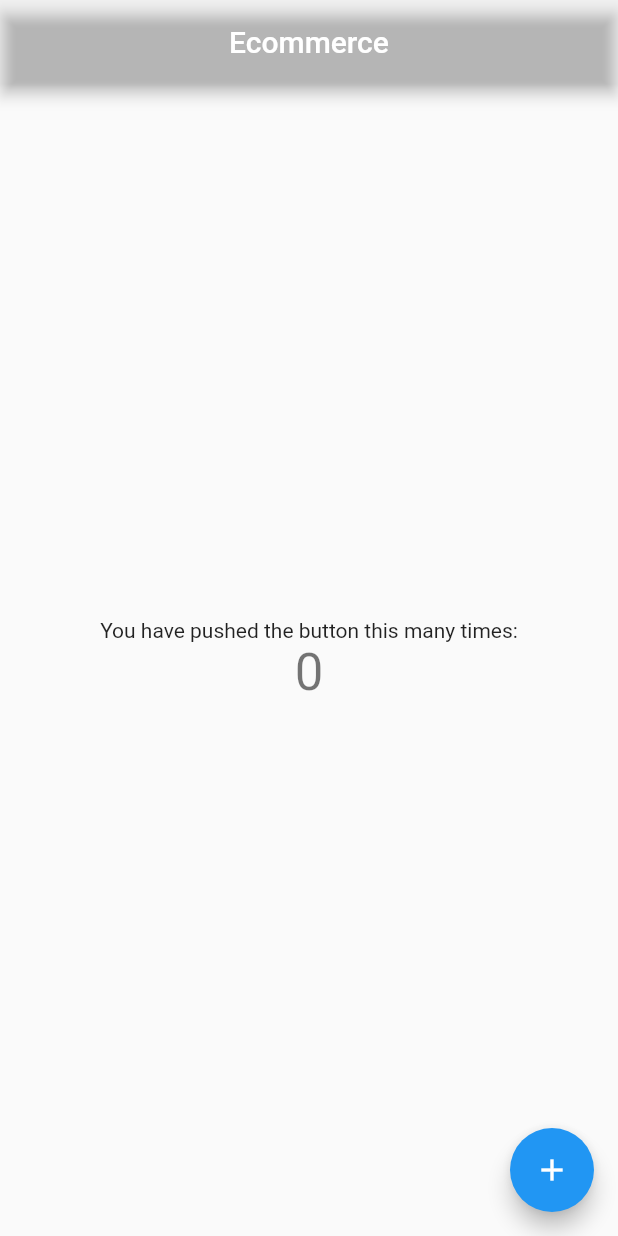
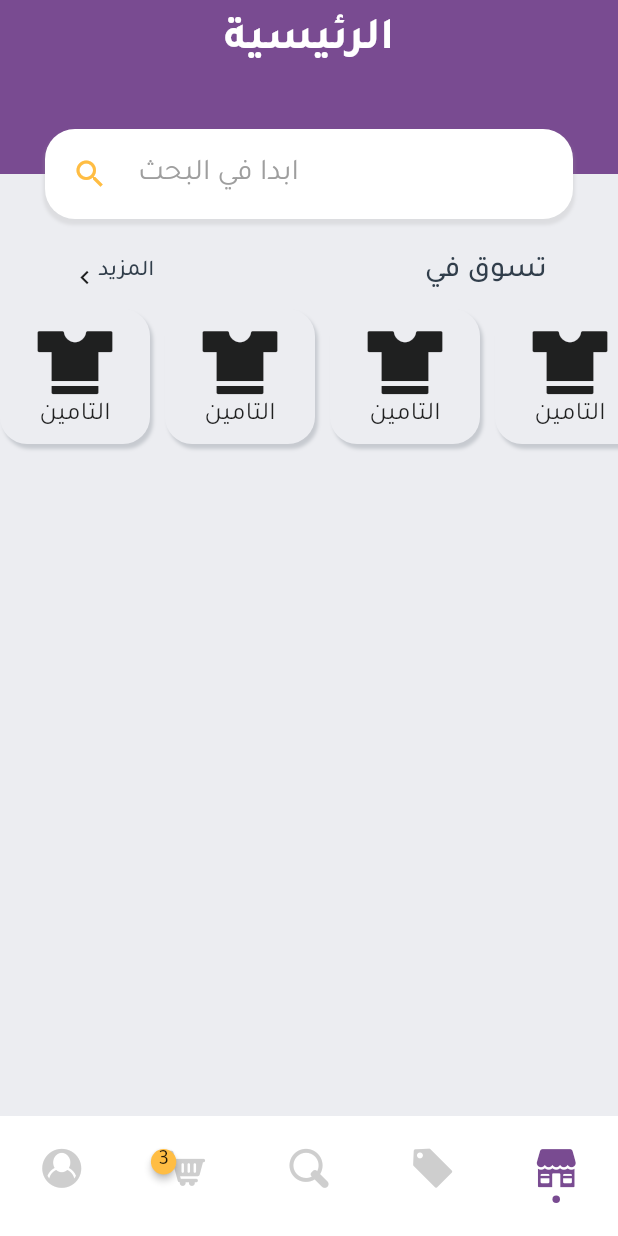
Before and after one commit to saioufe/ecommerce_main, a Flutter app: the screen it shows after launch, on a phone screen of 412 x 824 dp. Run offline on Flutter 3.47's test engine with Material 2 defaults, Android fonts, the phone set to English and light mode, and no system bars; drawn by our look-alikes of badges, persistent_bottom_nav_bar; our stand-ins replace page_transition.

Commit message:
first mac

```diff
--- /dev/null
+++ b/lib/ecommerce_icons_icons.dart
@@ -0,0 +1,74 @@
+/// Flutter icons EcommerceIcons
+/// Copyright (C) 2020 by original authors @ fluttericon.com, fontello.com
+/// This font was generated by FlutterIcon.com, which is derived from Fontello.
+///
+/// To use this font, place it in your fonts/ directory and include the
+/// following in your pubspec.yaml
+///
+/// flutter:
+///   fonts:
+///    - family:  EcommerceIcons
+///      fonts:
+///       - asset: fonts/EcommerceIcons.ttf
+///
+///
+///
+import 'package:flutter/widgets.dart';
+
+class EcommerceIcons {
+  EcommerceIcons._();
+
+  static const _kFontFam = 'EcommerceIcons';
+  static const _kFontPkg = null;
+
+  static const IconData hours24 = IconData(0xe824, fontFamily: _kFontFam, fontPackage: _kFontPkg);
+  static const IconData airplane = IconData(0xe825, fontFamily: _kFontFam, fontPackage: _kFontPkg);
+  static const IconData atm = IconData(0xe826, fontFamily: _kFontFam, fontPackage: _kFontPkg);
+  static const IconData bag = IconData(0xe827, fontFamily: _kFontFam, fontPackage: _kFontPkg);
+  static const IconData balance = IconData(0xe828, fontFamily: _kFontFam, fontPackage: _kFontPkg);
+  static const IconData barcode = IconData(0xe829, fontFamily: _kFontFam, fontPackage: _kFontPkg);
+  static const IconData box_1 = IconData(0xe82a, fontFamily: _kFontFam, fontPackage: _kFontPkg);
+  static const IconData box = IconData(0xe82b, fontFamily: _kFontFam, fontPackage: _kFontPkg);
+  static const IconData browser = IconData(0xe82c, fontFamily: _kFontFam, fontPackage: _kFontPkg);
+  static const IconData calculator_1 = IconData(0xe82d, fontFamily: _kFontFam, fontPackage: _kFontPkg);
+  static const IconData calculator = IconData(0xe82e, fontFamily: _kFontFam, fontPackage: _kFontPkg);
+  static const IconData cash_machine = IconData(0xe82f, fontFamily: _kFontFam, fontPackage: _kFontPkg);
+  static const IconData chat = IconData(0xe830, fontFamily: _kFontFam, fontPackage: _kFontPkg);
+  static const IconData check = IconData(0xe831, fontFamily: _kFontFam, fontPackage: _kFontPkg);
+  static const IconData coin = IconData(0xe832, fontFamily: _kFontFam, fontPackage: _kFontPkg);
+  static const IconData credit_card_1 = IconData(0xe833, fontFamily: _kFontFam, fontPackage: _kFontPkg);
+  static const IconData credit_card_2 = IconData(0xe834, fontFamily: _kFontFam, fontPackage: _kFontPkg);
+  static const IconData credit_card = IconData(0xe835, fontFamily: _kFontFam, fontPackage: _kFontPkg);
+  static const IconData customer_service = IconData(0xe836, fontFamily: _kFontFam, fontPackage: _kFontPkg);
+  static const IconData funnel = IconData(0xe837, fontFamily: _kFontFam, fontPackage: _kFontPkg);
+  static const IconData gift = IconData(0xe838, fontFamily: _kFontFam, fontPackage: _kFontPkg);
+  static const IconData hanger = IconData(0xe839, fontFamily: _kFontFam, fontPackage: _kFontPkg);
+  static const IconData hourglass = IconData(0xe83a, fontFamily: _kFontFam, fontPackage: _kFontPkg);
+  static const IconData info = IconData(0xe83b, fontFamily: _kFontFam, fontPackage: _kFontPkg);
+  static const IconData invoice = IconData(0xe83c, fontFamily: _kFontFam, fontPackage: _kFontPkg);
+  static const IconData magnifying_glass = IconData(0xe83d, fontFamily: _kFontFam, fontPackage: _kFontPkg);
+  static const IconData map = IconData(0xe83e, fontFamily: _kFontFam, fontPackage: _kFontPkg);
+  static const IconData money = IconData(0xe83f, fontFamily: _kFontFam, fontPackage: _kFontPkg);
+  static const IconData motorcycle = IconData(0xe840, fontFamily: _kFontFam, fontPackage: _kFontPkg);
+  static const IconData online_store = IconData(0xe841, fontFamily: _kFontFam, fontPackage: _kFontPkg);
+  static const IconData open = IconData(0xe842, fontFamily: _kFontFam, fontPackage: _kFontPkg);
+  static const IconData package = IconData(0xe843, fontFamily: _kFontFam, fontPackage: _kFontPkg);
+  static const IconData payment_method = IconData(0xe844, fontFamily: _kFontFam, fontPackage: _kFontPkg);
+  static const IconData percentage = IconData(0xe845, fontFamily: _kFontFam, fontPackage: _kFontPkg);
+  static const IconData placeholder = IconData(0xe846, fontFamily: _kFontFam, fontPackage: _kFontPkg);
+  static const IconData purse = IconData(0xe847, fontFamily: _kFontFam, fontPackage: _kFontPkg);
+  static const IconData shirt = IconData(0xe848, fontFamily: _kFontFam, fontPackage: _kFontPkg);
+  static const IconData shop = IconData(0xe849, fontFamily: _kFontFam, fontPackage: _kFontPkg);
+  static const IconData shopping_bag = IconData(0xe84a, fontFamily: _kFontFam, fontPackage: _kFontPkg);
+  static const IconData shopping_basket = IconData(0xe84b, fontFamily: _kFontFam, fontPackage: _kFontPkg);
+  static const IconData shopping_cart = IconData(0xe84c, fontFamily: _kFontFam, fontPackage: _kFontPkg);
+  static const IconData tag = IconData(0xe84d, fontFamily: _kFontFam, fontPackage: _kFontPkg);
+  static const IconData telephone = IconData(0xe84e, fontFamily: _kFontFam, fontPackage: _kFontPkg);
+  static const IconData trolley = IconData(0xe84f, fontFamily: _kFontFam, fontPackage: _kFontPkg);
+  static const IconData truck_1 = IconData(0xe850, fontFamily: _kFontFam, fontPackage: _kFontPkg);
+  static const IconData truck = IconData(0xe851, fontFamily: _kFontFam, fontPackage: _kFontPkg);
+  static const IconData user = IconData(0xe852, fontFamily: _kFontFam, fontPackage: _kFontPkg);
+  static const IconData voucher = IconData(0xe853, fontFamily: _kFontFam, fontPackage: _kFontPkg);
+  static const IconData wallet_1 = IconData(0xe854, fontFamily: _kFontFam, fontPackage: _kFontPkg);
+  static const IconData wallet = IconData(0xe855, fontFamily: _kFontFam, fontPackage: _kFontPkg);
+}
--- a/lib/main.dart
+++ b/lib/main.dart
@@ -1,65 +1,69 @@
+// import 'package:a_alkarar_lab/screens/main-screen.dart';
+// import 'package:a_alkarar_lab/screens/news-pressed-screen.dart';
+import 'package:ecommerce_template/screens/main-screen.dart';
 import 'package:flutter/material.dart';
+//import 'package:onesignal_flutter/onesignal_flutter.dart';
+//import 'package:flutter_downloader/flutter_downloader.dart';
+// import 'package:provider/provider.dart';
+// import './providers/allProvider.dart';
+// import 'package:flare_splash_screen/flare_splash_screen.dart';
 
-void main() => runApp(MyApp());
+void main() async {
+//Remove this method to stop OneSignal Debugging
+//   WidgetsFlutterBinding.ensureInitialized();
+//   OneSignal.shared.setLogLevel(OSLogLevel.verbose, OSLogLevel.none);
 
-class MyApp extends StatelessWidget {
-  // This widget is the root of your application.
-  @override
-  Widget build(BuildContext context) {
-    return MaterialApp(
-      title: 'ecommerce Template',
-      theme: ThemeData(
-        primarySwatch: Colors.blue,
-      ),
-      home: MyHomePage(title: 'Ecommerce'),
-    );
-  }
-}
+//   OneSignal.shared.init("34a10f05-fcb0-464e-bc8a-262bdb922960", iOSSettings: {
+//     OSiOSSettings.autoPrompt: false,
+//     OSiOSSettings.inAppLaunchUrl: false
+//   });
+//   OneSignal.shared
+//       .setInFocusDisplayType(OSNotificationDisplayType.notification);
 
-class MyHomePage extends StatefulWidget {
-  MyHomePage({Key key, this.title}) : super(key: key);
-  final String title;
+// // The promptForPushNotificationsWithUserResponse function will show the iOS push notification prompt. We recommend removing the following code and instead using an In-App Message to prompt for notification permission (See step 6)
+//   await OneSignal.shared
+//       .promptUserForPushNotificationPermission(fallbackToSettings: true);
 
-  @override
-  _MyHomePageState createState() => _MyHomePageState();
-}
+  runApp(
+      // MultiProvider(
+      //     providers: [
+      //       ChangeNotifierProvider.value(
+      //         value: AllProvider(),
+      //       ),
+      //     ],
+      //     child:
 
-class _MyHomePageState extends State<MyHomePage> {
-  int _counter = 0;
-
-  void _incrementCounter() {
-    setState(() {
-      _counter++;
-    });
-  }
-
-  @override
-  Widget build(BuildContext context) {
-    return Scaffold(
-      appBar: AppBar(
-        centerTitle: true,
-        backgroundColor: Colors.transparent,
-        title: Text(widget.title),
-      ),
-      body: Center(
-        child: Column(
-          mainAxisAlignment: MainAxisAlignment.center,
-          children: <Widget>[
-            Text(
-              'You have pushed the button this many times:',
-            ),
-            Text(
-              '$_counter',
-              style: Theme.of(context).textTheme.display1,
-            ),
-          ],
+      MaterialApp(
+    debugShowCheckedModeBanner: false,
+    title: 'Haider alkarar Lab',
+    theme: ThemeData(
+      fontFamily: 'tajawal',
+      canvasColor: Color(0xFFecedf1),
+      primaryColor: Color.fromRGBO(121, 75, 145, 1),
+      accentColor: Color.fromRGBO(255, 189, 67, 1),
+      bottomAppBarColor: Color(0xff313e4b),
+      appBarTheme: AppBarTheme(
+        color: Color(0xFF37d2b3),
+        textTheme: TextTheme(
+          title: TextStyle(
+            fontSize: 30,
+            fontWeight: FontWeight.bold,
+          ),
         ),
       ),
-      floatingActionButton: FloatingActionButton(
-        onPressed: _incrementCounter,
-        tooltip: 'Increment',
-        child: Icon(Icons.add),
-      ),
-    );
-  }
+    ),
+    home: MainScreen(0),
+    // SplashScreen.navigate(
+    //   name: 'assets/images/hairderLab.flr',
+    //   next: (_) => MainScreen(0),
+    //   until: () => Future.delayed(Duration(seconds: 1)),
+    //   startAnimation: 'Untitled',
+    //   backgroundColor: Colors.white,
+    //   endAnimation: '1',
+    // ),
+    // routes: {
+    //   NewsPressedScreen.routeName: (ctx) => NewsPressedScreen(),
+    //   MainScreen.routeName: (ctx) => MainScreen(0),
+    // },
+  ));
 }
--- /dev/null
+++ b/lib/screens/cart-screen.dart
@@ -0,0 +1,12 @@
+import 'package:flutter/material.dart';
+
+class CartScreen extends StatelessWidget {
+  @override
+  Widget build(BuildContext context) {
+    return Center(
+      child: Container(
+        child: Text("this is the cart page"),
+      ),
+    );
+  }
+}
--- /dev/null
+++ b/lib/screens/categories-screen.dart
@@ -0,0 +1,12 @@
+import 'package:flutter/material.dart';
+
+class CategoriesScreen extends StatelessWidget {
+  @override
+  Widget build(BuildContext context) {
+    return Center(
+      child: Container(
+        child: Text("this is the categories page"),
+      ),
+    );
+  }
+}
--- /dev/null
+++ b/lib/screens/home-screen.dart
@@ -0,0 +1,83 @@
+import 'package:ecommerce_template/widgets/categories-home-screen.dart';
+import 'package:flutter/material.dart';
+
+class HomeScreen extends StatelessWidget {
+  @override
+  Widget build(BuildContext context) {
+    return Scaffold(
+      appBar: AppBar(
+        backgroundColor: Theme.of(context).primaryColor,
+        elevation: 0,
+        title: Text(
+          "الرئيسية",
+          style: TextStyle(fontFamily: "tajawal"),
+        ),
+        centerTitle: true,
+      ),
+      body: SingleChildScrollView(
+        child: Column(
+          children: <Widget>[
+            Stack(
+              overflow: Overflow.visible,
+              children: <Widget>[
+                Container(
+                  width: MediaQuery.of(context).size.width,
+                  height: 60,
+                  decoration: BoxDecoration(
+                    color: Theme.of(context).primaryColor,
+                  ),
+                ),
+                Positioned(
+                  top: 10,
+                  right: 10,
+                  left: 10,
+                  child: Container(
+                    margin: EdgeInsets.all(20),
+                    width: MediaQuery.of(context).size.width / 1.1,
+                    height: 60,
+                    decoration: BoxDecoration(
+                        color: Colors.white,
+                        borderRadius: BorderRadius.all(
+                          Radius.circular(20),
+                        ),
+                        boxShadow: <BoxShadow>[
+                          BoxShadow(
+                            color: Colors.grey.withOpacity(0.2),
+                            blurRadius: 1.1,
+                            spreadRadius: 1.0,
+                            offset: Offset(0, 3),
+                          )
+                        ]),
+                    child: Padding(
+                      padding: const EdgeInsets.only(left: 18.0),
+                      child: Row(
+                        mainAxisAlignment: MainAxisAlignment.start,
+                        children: <Widget>[
+                          Icon(
+                            Icons.search,
+                            color: Theme.of(context).accentColor,
+                          ),
+                          SizedBox(
+                            width: 20,
+                          ),
+                          Text(
+                            "ابدا في البحث",
+                            style: TextStyle(fontSize: 20, color: Colors.grey),
+                          )
+                        ],
+                      ),
+                    ),
+                  ),
+                ),
+              ],
+            ),
+            CategoriesHomeScreen(),
+            SizedBox(
+              height: 900,
+            )
+          ],
+        ),
+      ),
+    );
+  }
+}
--- /dev/null
+++ b/lib/screens/main-screen.dart
@@ -0,0 +1,120 @@
+import 'package:ecommerce_template/ecommerce_icons_icons.dart';
+import 'package:ecommerce_template/screens/cart-screen.dart';
+import 'package:ecommerce_template/screens/categories-screen.dart';
+import 'package:ecommerce_template/screens/home-screen.dart';
+import 'package:ecommerce_template/screens/profile-screen.dart';
+import 'package:ecommerce_template/screens/search-screen.dart';
+import 'package:flutter/material.dart';
+import 'package:page_transition/page_transition.dart';
+import 'package:persistent_bottom_nav_bar/models/persisten-bottom-nav-item.widget.dart';
+import 'package:persistent_bottom_nav_bar/models/persistent-bottom-nav-bar-styles.widget.dart';
+import 'package:persistent_bottom_nav_bar/models/persistent-nav-bar-scaffold.widget.dart';
+import 'package:persistent_bottom_nav_bar/persistent-tab-view.widget.dart';
+import 'package:badges/badges.dart';
+
+//import 'package:provider/provider.dart';
+//import 'package:google_fonts/google_fonts.dart';
+
+class MainScreen extends StatefulWidget {
+  //final List<Meal> favoriteMeals;
+  //MainScreen(this.favoriteMeals);
+  final int index;
+  //static dynamic page = LoginScreen();
+  MainScreen(this.index);
+  static const routeName = '/main_Screen';
+  @override
+  _TabsScreenState createState() => _TabsScreenState();
+}
+
+void saif() {}
+
+class _TabsScreenState extends State<MainScreen> {
+  PersistentTabController _controller;
+
+  @override
+  void initState() {
+    super.initState();
+    _controller = PersistentTabController(initialIndex: 4);
+  }
+
+  List<Widget> _buildScreens() {
+    return [
+      ProfileScreen(),
+      CartScreen(),
+      SearchScreen(),
+      CategoriesScreen(),
+      HomeScreen(),
+    ];
+  }
+
+  List<PersistentBottomNavBarItem> _navBarsItems() {
+    return [
+      PersistentBottomNavBarItem(
+        icon: Icon(EcommerceIcons.user),
+        title: ("profile"),
+        activeColor: Theme.of(context).primaryColor,
+        inactiveColor: Colors.grey.withOpacity(0.5),
+        isTranslucent: false,
+      ),
+      PersistentBottomNavBarItem(
+        icon: Badge(
+          animationType: BadgeAnimationType.scale,
+          badgeColor: Theme.of(context).accentColor,
+          animationDuration: Duration(milliseconds: 100),
+          badgeContent: Text('3'),
+          position: BadgePosition.topLeft(),
+          child: Icon(EcommerceIcons.shopping_cart),
+        ),
+        title: ("cart"),
+        activeColor: Theme.of(context).primaryColor,
+        inactiveColor: Colors.grey.withOpacity(0.5),
+        isTranslucent: false,
+      ),
+      PersistentBottomNavBarItem(
+        icon: Icon(EcommerceIcons.magnifying_glass),
+        title: ("search"),
+        activeColor: Theme.of(context).primaryColor,
+        inactiveColor: Colors.grey.withOpacity(0.5),
+        isTranslucent: false,
+      ),
+      PersistentBottomNavBarItem(
+        icon: Icon(EcommerceIcons.tag),
+        title: ("categories"),
+        activeColor: Theme.of(context).primaryColor,
+        inactiveColor: Colors.grey.withOpacity(0.5),
+        isTranslucent: false,
+      ),
+      PersistentBottomNavBarItem(
+        icon: Icon(EcommerceIcons.shop),
+        title: ("Home"),
+        activeColor: Theme.of(context).primaryColor,
+        inactiveColor: Colors.grey.withOpacity(0.5),
+        isTranslucent: false,
+      ),
+    ];
+  }
+
+  @override
+  Widget build(BuildContext context) {
+    return PersistentTabView(
+        navBarHeight: 80,
+        navBarCurveRadius: 15,
+        iconSize: 22,
+        navBarCurve: NavBarCurve.upperCorners,
+        controller: _controller,
+        screens: _buildScreens(),
+        items:
+            _navBarsItems(), // Redundant here but defined to demonstrate for other than custom style
+        confineInSafeArea: true,
+        backgroundColor: Colors.white,
+        handleAndroidBackButtonPress: true,
+        onItemSelected: (int) {
+          setState(
+              () {}); // This is required to update the nav bar if Android back button is pressed
+        },
+        itemCount: 4,
+        navBarStyle:
+            NavBarStyle.style5 // Choose the nav bar style with this property
+        );
+  }
+}
--- /dev/null
+++ b/lib/screens/profile-screen.dart
@@ -0,0 +1,12 @@
+import 'package:flutter/material.dart';
+
+class ProfileScreen extends StatelessWidget {
+  @override
+  Widget build(BuildContext context) {
+    return Center(
+      child: Container(
+        child: Text("this is the profile page"),
+      ),
+    );
+  }
+}
--- /dev/null
+++ b/lib/screens/search-screen.dart
@@ -0,0 +1,12 @@
+import 'package:flutter/material.dart';
+
+class SearchScreen extends StatelessWidget {
+  @override
+  Widget build(BuildContext context) {
+    return Center(
+      child: Container(
+        child: Text("this is the search page"),
+      ),
+    );
+  }
+}
--- /dev/null
+++ b/lib/widgets/categories-home-screen.dart
@@ -0,0 +1,110 @@
+import 'package:ecommerce_template/ecommerce_icons_icons.dart';
+import 'package:flutter/material.dart';
+
+class CategoriesHomeScreen extends StatelessWidget {
+  @override
+  Widget build(BuildContext context) {
+    return Padding(
+      padding: const EdgeInsets.only(top:40.0),
+      child: Column(
+        children: <Widget>[
+          Container(
+            width: MediaQuery.of(context).size.width / 1.3,
+            height: 50,
+            child: Row(
+              mainAxisAlignment: MainAxisAlignment.spaceBetween,
+              children: <Widget>[
+                InkWell(
+                  onTap: () {
+                    //widget.pageController.jumpToPage(2);
+                  },
+                  child: Row(
+                    children: <Widget>[
+                      Padding(
+                        padding: const EdgeInsets.only(top: 8.0),
+                        child: Icon(
+                          Icons.keyboard_arrow_left,
+                          size: 18,
+                        ),
+                      ),
+                      Text(
+                        // lang.translation['MoreTitle']
+                        //     [Languages.selectedLanguage],
+                        "المزيد",
+                        textAlign: TextAlign.right,
+                        style: TextStyle(
+                            fontWeight: FontWeight.w500,
+                            color: Theme.of(context).bottomAppBarColor,
+                            fontSize: 15),
+                      ),
+                    ],
+                  ),
+                ),
+                Text(
+                  // lang.translation['accourdingToCategory']
+                  //     [Languages.selectedLanguage],
+                  "تسوق في",
+                  textAlign: TextAlign.center,
+                  style: TextStyle(
+                      fontWeight: FontWeight.w500,
+                      color: Theme.of(context).bottomAppBarColor,
+                      fontSize: 20),
+                ),
+              ],
+            ),
+          ),
+          Container(
+            width: MediaQuery.of(context).size.width,
+            height:100,
+            child: GridView.builder(
+              //physics: NeverScrollableScrollPhysics(),
+              shrinkWrap: true,
+              scrollDirection: Axis.horizontal,
+              gridDelegate: SliverGridDelegateWithFixedCrossAxisCount(
+                crossAxisCount: 1,
+                childAspectRatio: 1.0,
+                mainAxisSpacing: 10.0,
+                crossAxisSpacing: 10.0,
+              ),
+              itemCount: 6,
+              itemBuilder: (context, index) {
+                return Container(
+
+                  margin: EdgeInsets.only(bottom: 10),
+                  decoration: BoxDecoration(
+                    color: Theme.of(context).canvasColor,
+                    borderRadius: BorderRadius.all(
+                      Radius.circular(18),
+                    ),
+                    boxShadow: <BoxShadow>[
+                      BoxShadow(
+                        color:
+                            Theme.of(context).bottomAppBarColor.withOpacity(0.2),
+                        offset: Offset(2.0, 3.0),
+                        blurRadius: 1.4,
+                      ),
+                    ],
+                  ),
+                  child: Column(
+                    mainAxisAlignment: MainAxisAlignment.center,
+                    children: <Widget>[
+                      Icon(EcommerceIcons.shirt,size: 50,),
+                      Text(
+                        "التامين",
+                        overflow: TextOverflow.ellipsis,
+                        textAlign: TextAlign.center,
+                        textDirection: TextDirection.rtl,
+                        maxLines: 2,
+                        style: TextStyle(fontSize: 17),
+                      )
+                    ],
+                  ),
+                );
+              },
+            ),
+          ),
+        ],
+      ),
+    );
+  }
+}
```
Also changed, not shown: pubspec.yaml (+24 -4 lines), assets/fonts/Tajawal-Black.ttf (added), assets/fonts/Tajawal-Bold.ttf (added), assets/fonts/Tajawal-ExtraBold.ttf (added), assets/fonts/Tajawal-ExtraLight.ttf (added), assets/fonts/Tajawal-Light.ttf (added), assets/fonts/Tajawal-Medium.ttf (added), assets/fonts/Tajawal-Regular.ttf (added), assets/icons/EcommerceIcons.ttf (added), pubspec.lock, 1 other file.
